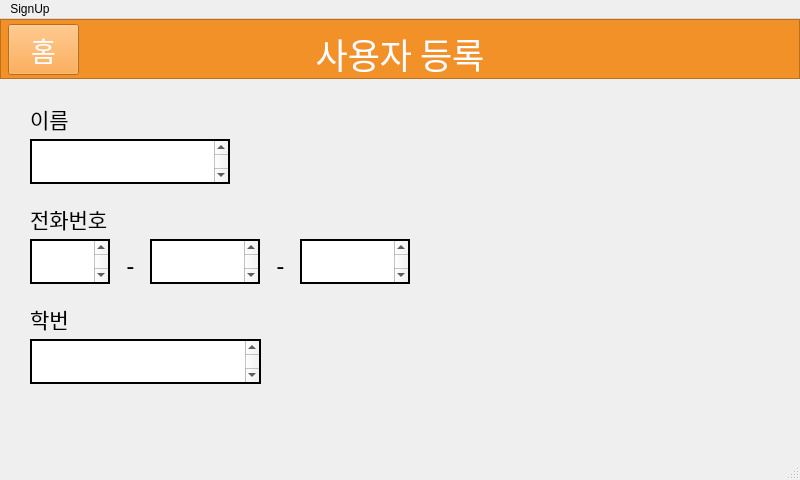
Above: PianoManager/PageSignUp.ui from dotoleeoak/hun-piano before the change. Below: the same form after it.
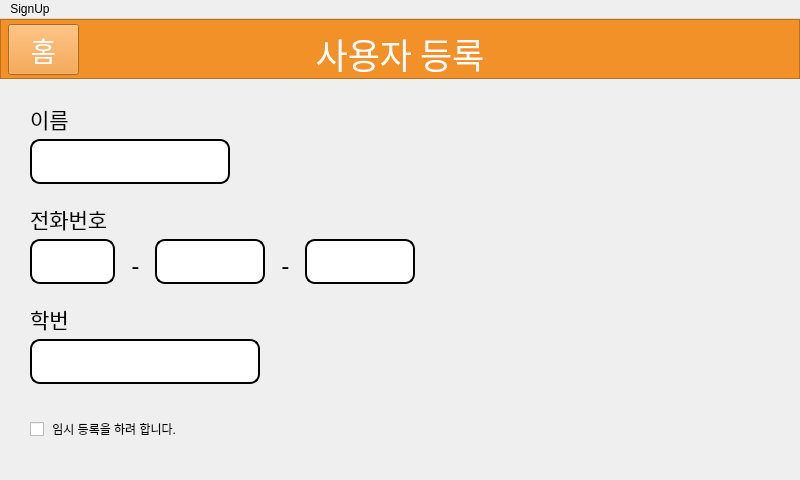
That is the form after the change. Icons and pictures are not drawn.

What changed in the file:
```diff
--- a/PianoManager/PageSignUp.ui
+++ b/PianoManager/PageSignUp.ui
@@ -2,6 +2,9 @@
 <ui version="4.0">
  <class>MainWindow</class>
  <widget class="QMainWindow" name="MainWindow">
+  <property name="enabled">
+   <bool>true</bool>
+  </property>
   <property name="geometry">
    <rect>
     <x>0</x>
@@ -25,8 +28,14 @@
   <property name="windowTitle">
    <string>MainWindow</string>
   </property>
+  <property name="toolButtonStyle">
+   <enum>Qt::ToolButtonFollowStyle</enum>
+  </property>
+  <property name="animated">
+   <bool>true</bool>
+  </property>
   <widget class="QWidget" name="centralwidget">
-   <widget class="QGraphicsView" name="MebuBar">
+   <widget class="QGraphicsView" name="viewMebuBar">
     <property name="enabled">
      <bool>true</bool>
     </property>
@@ -74,7 +83,7 @@
      </rectf>
     </property>
    </widget>
-   <widget class="QLabel" name="label">
+   <widget class="QLabel" name="labelMenuBar">
     <property name="geometry">
      <rect>
       <x>280</x>
@@ -98,7 +107,7 @@
      <set>Qt::AlignCenter</set>
     </property>
    </widget>
-   <widget class="QPushButton" name="pushButton">
+   <widget class="QPushButton" name="buttonHome">
     <property name="geometry">
      <rect>
       <x>8</x>
@@ -122,9 +131,9 @@
        <colorrole role="Button">
         <brush brushstyle="SolidPattern">
          <color alpha="255">
-          <red>255</red>
-          <green>152</green>
-          <blue>41</blue>
+          <red>241</red>
+          <green>145</green>
+          <blue>39</blue>
          </color>
         </brush>
        </colorrole>
@@ -149,18 +158,18 @@
        <colorrole role="Base">
         <brush brushstyle="SolidPattern">
          <color alpha="255">
-          <red>255</red>
-          <green>152</green>
-          <blue>41</blue>
+          <red>241</red>
+          <green>145</green>
+          <blue>39</blue>
          </color>
         </brush>
        </colorrole>
        <colorrole role="Window">
         <brush brushstyle="SolidPattern">
          <color alpha="255">
-          <red>255</red>
-          <green>152</green>
-          <blue>41</blue>
+          <red>241</red>
+          <green>145</green>
+          <blue>39</blue>
          </color>
         </brush>
        </colorrole>
@@ -196,9 +205,9 @@
        <colorrole role="Button">
         <brush brushstyle="SolidPattern">
          <color alpha="255">
-          <red>255</red>
-          <green>152</green>
-          <blue>41</blue>
+          <red>241</red>
+          <green>145</green>
+          <blue>39</blue>
          </color>
         </brush>
        </colorrole>
@@ -223,18 +232,18 @@
        <colorrole role="Base">
         <brush brushstyle="SolidPattern">
          <color alpha="255">
-          <red>255</red>
-          <green>152</green>
-          <blue>41</blue>
+          <red>241</red>
+          <green>145</green>
+          <blue>39</blue>
          </color>
         </brush>
        </colorrole>
        <colorrole role="Window">
         <brush brushstyle="SolidPattern">
          <color alpha="255">
-          <red>255</red>
-          <green>152</green>
-          <blue>41</blue>
+          <red>241</red>
+          <green>145</green>
+          <blue>39</blue>
          </color>
         </brush>
        </colorrole>
@@ -270,9 +279,9 @@
        <colorrole role="Button">
         <brush brushstyle="SolidPattern">
          <color alpha="255">
-          <red>255</red>
-          <green>152</green>
-          <blue>41</blue>
+          <red>241</red>
+          <green>145</green>
+          <blue>39</blue>
          </color>
         </brush>
        </colorrole>
@@ -297,18 +306,18 @@
        <colorrole role="Base">
         <brush brushstyle="SolidPattern">
          <color alpha="255">
-          <red>255</red>
-          <green>152</green>
-          <blue>41</blue>
+          <red>241</red>
+          <green>145</green>
+          <blue>39</blue>
          </color>
         </brush>
        </colorrole>
        <colorrole role="Window">
         <brush brushstyle="SolidPattern">
          <color alpha="255">
-          <red>255</red>
-          <green>152</green>
-          <blue>41</blue>
+          <red>241</red>
+          <green>145</green>
+          <blue>39</blue>
          </color>
         </brush>
        </colorrole>
@@ -340,7 +349,7 @@
      </font>
     </property>
     <property name="styleSheet">
-     <string notr="true">background-color: rgb(255, 152, 41);</string>
+     <string notr="true">background-color: rgb(241, 145, 39);</string>
     </property>
     <property name="text">
      <string>홈</string>
@@ -349,7 +358,7 @@
      <bool>false</bool>
     </property>
    </widget>
-   <widget class="QLabel" name="label_2">
+   <widget class="QLabel" name="labelName">
     <property name="geometry">
      <rect>
       <x>30</x>
@@ -371,7 +380,7 @@
      <set>Qt::AlignLeading|Qt::AlignLeft|Qt::AlignVCenter</set>
     </property>
    </widget>
-   <widget class="QLabel" name="label_3">
+   <widget class="QLabel" name="labelID">
     <property name="geometry">
      <rect>
       <x>30</x>
@@ -393,7 +402,7 @@
      <set>Qt::AlignLeading|Qt::AlignLeft|Qt::AlignVCenter</set>
     </property>
    </widget>
-   <widget class="QLabel" name="label_4">
+   <widget class="QLabel" name="labelContact">
     <property name="geometry">
      <rect>
       <x>30</x>
@@ -415,7 +424,245 @@
      <set>Qt::AlignLeading|Qt::AlignLeft|Qt::AlignVCenter</set>
     </property>
    </widget>
-   <widget class="QTextEdit" name="textEditName">
+   <widget class="QLabel" name="labelDash1">
+    <property name="geometry">
+     <rect>
+      <x>115</x>
+      <y>230</y>
+      <width>41</width>
+      <height>31</height>
+     </rect>
+    </property>
+    <property name="font">
+     <font>
+      <family>배달의민족 주아</family>
+      <pointsize>18</pointsize>
+     </font>
+    </property>
+    <property name="text">
+     <string>-</string>
+    </property>
+    <property name="alignment">
+     <set>Qt::AlignCenter</set>
+    </property>
+   </widget>
+   <widget class="QLabel" name="labelDash2">
+    <property name="geometry">
+     <rect>
+      <x>265</x>
+      <y>230</y>
+      <width>41</width>
+      <height>31</height>
+     </rect>
+    </property>
+    <property name="font">
+     <font>
+      <family>배달의민족 주아</family>
+      <pointsize>18</pointsize>
+     </font>
+    </property>
+    <property name="text">
+     <string>-</string>
+    </property>
+    <property name="alignment">
+     <set>Qt::AlignCenter</set>
+    </property>
+   </widget>
+   <widget class="QLineEdit" name="editContact1">
+    <property name="geometry">
+     <rect>
+      <x>30</x>
+      <y>320</y>
+      <width>230</width>
+      <height>45</height>
+     </rect>
+    </property>
+    <property name="sizePolicy">
+     <sizepolicy hsizetype="Fixed" vsizetype="Fixed">
+      <horstretch>0</horstretch>
+      <verstretch>0</verstretch>
+     </sizepolicy>
+    </property>
+    <property name="font">
+     <font>
+      <family>배달의민족 주아</family>
+      <pointsize>18</pointsize>
+     </font>
+    </property>
+    <property name="styleSheet">
+     <string notr="true">border: 2px solid black;
+border-radius: 10px;</string>
+    </property>
+    <property name="inputMethodHints">
+     <set>Qt::ImhDigitsOnly</set>
+    </property>
+    <property name="maxLength">
+     <number>10</number>
+    </property>
+    <property name="clearButtonEnabled">
+     <bool>true</bool>
+    </property>
+   </widget>
+   <widget class="QCheckBox" name="checkBox">
+    <property name="enabled">
+     <bool>true</bool>
+    </property>
+    <property name="geometry">
+     <rect>
+      <x>30</x>
+      <y>390</y>
+      <width>320</width>
+      <height>40</height>
+     </rect>
+    </property>
+    <property name="sizePolicy">
+     <sizepolicy hsizetype="Fixed" vsizetype="Fixed">
+      <horstretch>0</horstretch>
+      <verstretch>0</verstretch>
+     </sizepolicy>
+    </property>
+    <property name="autoFillBackground">
+     <bool>false</bool>
+    </property>
+    <property name="styleSheet">
+     <string notr="true">font: 16pt &quot;배달의민족 주아&quot;;</string>
+    </property>
+    <property name="text">
+     <string> 임시 등록을 하려 합니다.</string>
+    </property>
+    <property name="icon">
+     <iconset theme="checkTemp" resource="Images/checkTemp.qrc">
+      <normaloff>:/newPrefix/unchecked.png</normaloff>
+      <normalon>:/newPrefix/checked.png</normalon>:/newPrefix/unchecked.png</iconset>
+    </property>
+    <property name="iconSize">
+     <size>
+      <width>40</width>
+      <height>40</height>
+     </size>
+    </property>
+    <property name="shortcut">
+     <string/>
+    </property>
+    <property name="checked">
+     <bool>false</bool>
+    </property>
+    <property name="autoRepeat">
+     <bool>false</bool>
+    </property>
+    <property name="autoExclusive">
+     <bool>false</bool>
+    </property>
+    <property name="tristate">
+     <bool>false</bool>
+    </property>
+   </widget>
+   <widget class="QLineEdit" name="editID">
+    <property name="geometry">
+     <rect>
+      <x>30</x>
+      <y>220</y>
+      <width>85</width>
+      <height>45</height>
+     </rect>
+    </property>
+    <property name="sizePolicy">
+     <sizepolicy hsizetype="Fixed" vsizetype="Fixed">
+      <horstretch>0</horstretch>
+      <verstretch>0</verstretch>
+     </sizepolicy>
+    </property>
+    <property name="font">
+     <font>
+      <family>배달의민족 주아</family>
+      <pointsize>18</pointsize>
+     </font>
+    </property>
+    <property name="styleSheet">
+     <string notr="true">border: 2px solid black;
+border-radius: 10px;</string>
+    </property>
+    <property name="inputMethodHints">
+     <set>Qt::ImhDigitsOnly</set>
+    </property>
+    <property name="maxLength">
+     <number>3</number>
+    </property>
+    <property name="clearButtonEnabled">
+     <bool>true</bool>
+    </property>
+   </widget>
+   <widget class="QLineEdit" name="editContact2">
+    <property name="geometry">
+     <rect>
+      <x>155</x>
+      <y>220</y>
+      <width>110</width>
+      <height>45</height>
+     </rect>
+    </property>
+    <property name="sizePolicy">
+     <sizepolicy hsizetype="Fixed" vsizetype="Fixed">
+      <horstretch>0</horstretch>
+      <verstretch>0</verstretch>
+     </sizepolicy>
+    </property>
+    <property name="font">
+     <font>
+      <family>배달의민족 주아</family>
+      <pointsize>18</pointsize>
+     </font>
+    </property>
+    <property name="styleSheet">
+     <string notr="true">border: 2px solid black;
+border-radius: 10px;</string>
+    </property>
+    <property name="inputMethodHints">
+     <set>Qt::ImhDigitsOnly</set>
+    </property>
+    <property name="maxLength">
+     <number>4</number>
+    </property>
+    <property name="clearButtonEnabled">
+     <bool>true</bool>
+    </property>
+   </widget>
+   <widget class="QLineEdit" name="editContact3">
+    <property name="geometry">
+     <rect>
+      <x>305</x>
+      <y>220</y>
+      <width>110</width>
+      <height>45</height>
+     </rect>
+    </property>
+    <property name="sizePolicy">
+     <sizepolicy hsizetype="Fixed" vsizetype="Fixed">
+      <horstretch>0</horstretch>
+      <verstretch>0</verstretch>
+     </sizepolicy>
+    </property>
+    <property name="font">
+     <font>
+      <family>배달의민족 주아</family>
+      <pointsize>18</pointsize>
+     </font>
+    </property>
+    <property name="styleSheet">
+     <string notr="true">border: 2px solid black;
+border-radius: 10px;</string>
+    </property>
+    <property name="inputMethodHints">
+     <set>Qt::ImhDigitsOnly</set>
+    </property>
+    <property name="maxLength">
+     <number>4</number>
+    </property>
+    <property name="clearButtonEnabled">
+     <bool>true</bool>
+    </property>
+   </widget>
+   <widget class="QLineEdit" name="editContact1_2">
     <property name="geometry">
      <rect>
       <x>30</x>
@@ -424,211 +671,30 @@
       <height>45</height>
      </rect>
     </property>
-    <property name="font">
-     <font>
-      <family>배달의민족 주아</family>
-      <pointsize>18</pointsize>
-     </font>
+    <property name="sizePolicy">
+     <sizepolicy hsizetype="Fixed" vsizetype="Fixed">
+      <horstretch>0</horstretch>
+      <verstretch>0</verstretch>
+     </sizepolicy>
     </property>
-    <property name="contextMenuPolicy">
-     <enum>Qt::DefaultContextMenu</enum>
-    </property>
-    <property name="frameShape">
-     <enum>QFrame::WinPanel</enum>
-    </property>
-    <property name="frameShadow">
-     <enum>QFrame::Plain</enum>
-    </property>
-    <property name="html">
-     <string>&lt;!DOCTYPE HTML PUBLIC &quot;-//W3C//DTD HTML 4.0//EN&quot; &quot;http://www.w3.org/TR/REC-html40/strict.dtd&quot;&gt;
-&lt;html&gt;&lt;head&gt;&lt;meta name=&quot;qrichtext&quot; content=&quot;1&quot; /&gt;&lt;style type=&quot;text/css&quot;&gt;
-p, li { white-space: pre-wrap; }
-&lt;/style&gt;&lt;/head&gt;&lt;body style=&quot; font-family:'배달의민족 주아'; font-size:18pt; font-weight:400; font-style:normal;&quot;&gt;
-&lt;p style=&quot;-qt-paragraph-type:empty; margin-top:0px; margin-bottom:0px; margin-left:0px; margin-right:0px; -qt-block-indent:0; text-indent:0px;&quot;&gt;&lt;br /&gt;&lt;/p&gt;&lt;/body&gt;&lt;/html&gt;</string>
-    </property>
-   </widget>
-   <widget class="QTextEdit" name="textEditName_2">
-    <property name="geometry">
-     <rect>
-      <x>30</x>
-      <y>320</y>
-      <width>231</width>
-      <height>45</height>
-     </rect>
-    </property>
     <property name="font">
      <font>
       <family>배달의민족 주아</family>
       <pointsize>18</pointsize>
      </font>
     </property>
-    <property name="contextMenuPolicy">
-     <enum>Qt::DefaultContextMenu</enum>
+    <property name="styleSheet">
+     <string notr="true">border: 2px solid black;
+border-radius: 10px;</string>
     </property>
     <property name="inputMethodHints">
-     <set>Qt::ImhDigitsOnly</set>
+     <set>Qt::ImhNone</set>
     </property>
-    <property name="frameShape">
-     <enum>QFrame::WinPanel</enum>
+    <property name="maxLength">
+     <number>20</number>
     </property>
-    <property name="frameShadow">
-     <enum>QFrame::Plain</enum>
-    </property>
-    <property name="html">
-     <string>&lt;!DOCTYPE HTML PUBLIC &quot;-//W3C//DTD HTML 4.0//EN&quot; &quot;http://www.w3.org/TR/REC-html40/strict.dtd&quot;&gt;
-&lt;html&gt;&lt;head&gt;&lt;meta name=&quot;qrichtext&quot; content=&quot;1&quot; /&gt;&lt;style type=&quot;text/css&quot;&gt;
-p, li { white-space: pre-wrap; }
-&lt;/style&gt;&lt;/head&gt;&lt;body style=&quot; font-family:'배달의민족 주아'; font-size:18pt; font-weight:400; font-style:normal;&quot;&gt;
-&lt;p style=&quot;-qt-paragraph-type:empty; margin-top:0px; margin-bottom:0px; margin-left:0px; margin-right:0px; -qt-block-indent:0; text-indent:0px;&quot;&gt;&lt;br /&gt;&lt;/p&gt;&lt;/body&gt;&lt;/html&gt;</string>
-    </property>
-   </widget>
-   <widget class="QTextEdit" name="textEditName_3">
-    <property name="geometry">
-     <rect>
-      <x>30</x>
-      <y>220</y>
-      <width>80</width>
-      <height>45</height>
-     </rect>
-    </property>
-    <property name="font">
-     <font>
-      <family>배달의민족 주아</family>
-      <pointsize>18</pointsize>
-     </font>
-    </property>
-    <property name="contextMenuPolicy">
-     <enum>Qt::DefaultContextMenu</enum>
-    </property>
-    <property name="inputMethodHints">
-     <set>Qt::ImhDigitsOnly</set>
-    </property>
-    <property name="frameShape">
-     <enum>QFrame::WinPanel</enum>
-    </property>
-    <property name="frameShadow">
-     <enum>QFrame::Plain</enum>
-    </property>
-    <property name="html">
-     <string>&lt;!DOCTYPE HTML PUBLIC &quot;-//W3C//DTD HTML 4.0//EN&quot; &quot;http://www.w3.org/TR/REC-html40/strict.dtd&quot;&gt;
-&lt;html&gt;&lt;head&gt;&lt;meta name=&quot;qrichtext&quot; content=&quot;1&quot; /&gt;&lt;style type=&quot;text/css&quot;&gt;
-p, li { white-space: pre-wrap; }
-&lt;/style&gt;&lt;/head&gt;&lt;body style=&quot; font-family:'배달의민족 주아'; font-size:18pt; font-weight:400; font-style:normal;&quot;&gt;
-&lt;p style=&quot;-qt-paragraph-type:empty; margin-top:0px; margin-bottom:0px; margin-left:0px; margin-right:0px; -qt-block-indent:0; text-indent:0px;&quot;&gt;&lt;br /&gt;&lt;/p&gt;&lt;/body&gt;&lt;/html&gt;</string>
-    </property>
-   </widget>
-   <widget class="QTextEdit" name="textEditName_4">
-    <property name="geometry">
-     <rect>
-      <x>150</x>
-      <y>220</y>
-      <width>110</width>
-      <height>45</height>
-     </rect>
-    </property>
-    <property name="font">
-     <font>
-      <family>배달의민족 주아</family>
-      <pointsize>18</pointsize>
-     </font>
-    </property>
-    <property name="contextMenuPolicy">
-     <enum>Qt::DefaultContextMenu</enum>
-    </property>
-    <property name="inputMethodHints">
-     <set>Qt::ImhDigitsOnly</set>
-    </property>
-    <property name="frameShape">
-     <enum>QFrame::WinPanel</enum>
-    </property>
-    <property name="frameShadow">
-     <enum>QFrame::Plain</enum>
-    </property>
-    <property name="html">
-     <string>&lt;!DOCTYPE HTML PUBLIC &quot;-//W3C//DTD HTML 4.0//EN&quot; &quot;http://www.w3.org/TR/REC-html40/strict.dtd&quot;&gt;
-&lt;html&gt;&lt;head&gt;&lt;meta name=&quot;qrichtext&quot; content=&quot;1&quot; /&gt;&lt;style type=&quot;text/css&quot;&gt;
-p, li { white-space: pre-wrap; }
-&lt;/style&gt;&lt;/head&gt;&lt;body style=&quot; font-family:'배달의민족 주아'; font-size:18pt; font-weight:400; font-style:normal;&quot;&gt;
-&lt;p style=&quot;-qt-paragraph-type:empty; margin-top:0px; margin-bottom:0px; margin-left:0px; margin-right:0px; -qt-block-indent:0; text-indent:0px;&quot;&gt;&lt;br /&gt;&lt;/p&gt;&lt;/body&gt;&lt;/html&gt;</string>
-    </property>
-   </widget>
-   <widget class="QTextEdit" name="textEditName_5">
-    <property name="geometry">
-     <rect>
-      <x>300</x>
-      <y>220</y>
-      <width>110</width>
-      <height>45</height>
-     </rect>
-    </property>
-    <property name="font">
-     <font>
-      <family>배달의민족 주아</family>
-      <pointsize>18</pointsize>
-     </font>
-    </property>
-    <property name="contextMenuPolicy">
-     <enum>Qt::DefaultContextMenu</enum>
-    </property>
-    <property name="inputMethodHints">
-     <set>Qt::ImhDigitsOnly</set>
-    </property>
-    <property name="frameShape">
-     <enum>QFrame::WinPanel</enum>
-    </property>
-    <property name="frameShadow">
-     <enum>QFrame::Plain</enum>
-    </property>
-    <property name="html">
-     <string>&lt;!DOCTYPE HTML PUBLIC &quot;-//W3C//DTD HTML 4.0//EN&quot; &quot;http://www.w3.org/TR/REC-html40/strict.dtd&quot;&gt;
-&lt;html&gt;&lt;head&gt;&lt;meta name=&quot;qrichtext&quot; content=&quot;1&quot; /&gt;&lt;style type=&quot;text/css&quot;&gt;
-p, li { white-space: pre-wrap; }
-&lt;/style&gt;&lt;/head&gt;&lt;body style=&quot; font-family:'배달의민족 주아'; font-size:18pt; font-weight:400; font-style:normal;&quot;&gt;
-&lt;p style=&quot;-qt-paragraph-type:empty; margin-top:0px; margin-bottom:0px; margin-left:0px; margin-right:0px; -qt-block-indent:0; text-indent:0px;&quot;&gt;&lt;br /&gt;&lt;/p&gt;&lt;/body&gt;&lt;/html&gt;</string>
-    </property>
-   </widget>
-   <widget class="QLabel" name="label_5">
-    <property name="geometry">
-     <rect>
-      <x>110</x>
-      <y>230</y>
-      <width>41</width>
-      <height>31</height>
-     </rect>
-    </property>
-    <property name="font">
-     <font>
-      <family>배달의민족 주아</family>
-      <pointsize>18</pointsize>
-     </font>
-    </property>
-    <property name="text">
-     <string>-</string>
-    </property>
-    <property name="alignment">
-     <set>Qt::AlignCenter</set>
-    </property>
-   </widget>
-   <widget class="QLabel" name="label_6">
-    <property name="geometry">
-     <rect>
-      <x>260</x>
-      <y>230</y>
-      <width>41</width>
-      <height>31</height>
-     </rect>
-    </property>
-    <property name="font">
-     <font>
-      <family>배달의민족 주아</family>
-      <pointsize>18</pointsize>
-     </font>
-    </property>
-    <property name="text">
-     <string>-</string>
-    </property>
-    <property name="alignment">
-     <set>Qt::AlignCenter</set>
+    <property name="clearButtonEnabled">
+     <bool>true</bool>
     </property>
    </widget>
   </widget>
@@ -651,7 +717,6 @@
    </widget>
    <addaction name="menu"/>
   </widget>
-  <widget class="QStatusBar" name="statusbar"/>
   <action name="actionSignUp">
    <property name="text">
     <string>SignUp</string>
```
Left out of the diff: 4 changed lines with no effect on the pictures.
